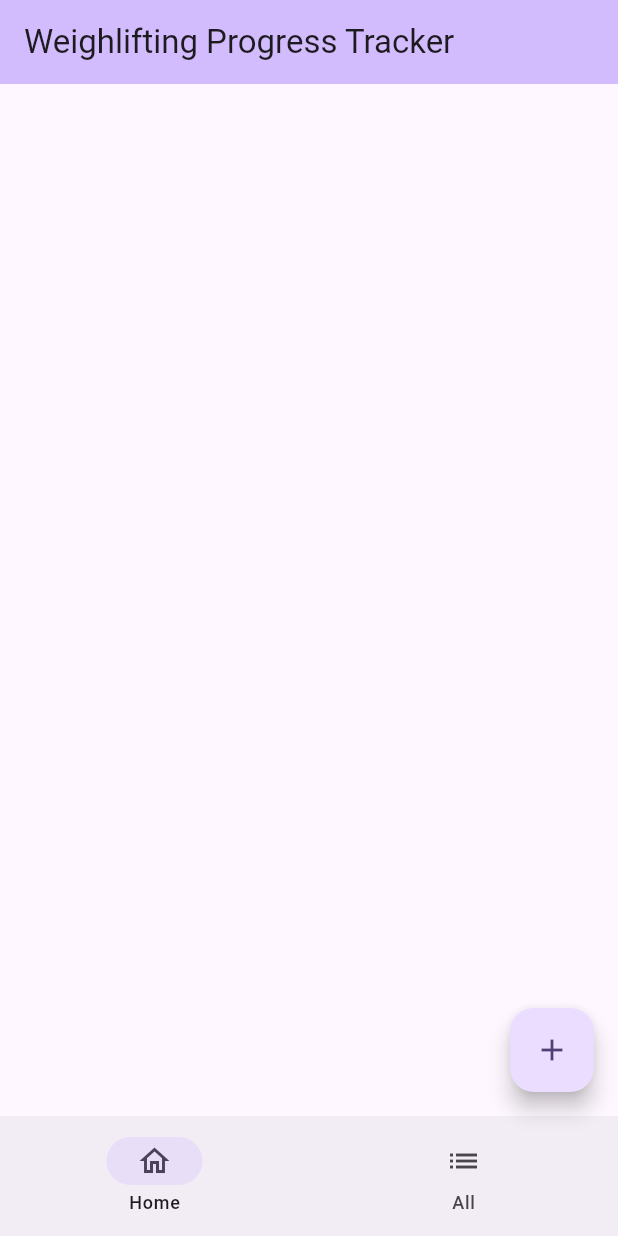
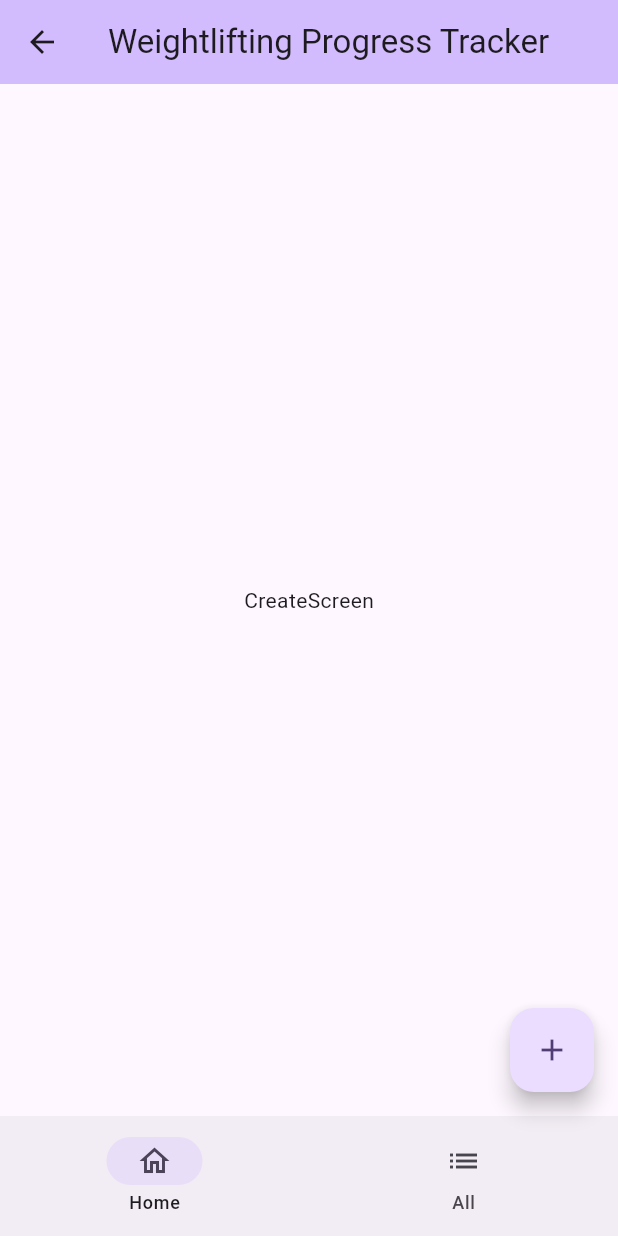
Before and after one commit to althomi3/flutterWeighliftingJournal, a Flutter app: the screen it shows after launch, after a tap on the "add" icon, on a phone screen of 412 x 824 dp. Run offline on Flutter 3.47's test engine with Material 3 defaults, Android fonts, the phone set to English and light mode, and no system bars; our stand-ins replace get.

Commit message:
adds nav bar, floatingIndicatorButton and navigation with named paths with GetX

```diff
--- a/src/lib/main.dart
+++ b/src/lib/main.dart
@@ -1,5 +1,9 @@
 import 'package:flutter/material.dart';
+import 'package:src/widgets/create_screen.dart';
+import 'package:src/widgets/view_screen.dart';
 import 'widgets/home_screen.dart';
+import 'package:get/get.dart';
+
 
 //------------------------------------------
 
@@ -14,12 +18,18 @@ class MyApp extends StatelessWidget {
 // ROOT
   @override
   Widget build(BuildContext context) {
-    return MaterialApp(
+    return GetMaterialApp(
+      initialRoute: "/",
+      getPages: [
+        GetPage(name: "/", page: () => HomeScreen()),
+        GetPage(name: "/create", page: () => CreateScreen()),
+        GetPage(name: "/all", page: () => ViewScreen()),
+
+      ],
       title: 'Flutter Demo', // sets title
       theme: ThemeData(
         colorScheme: ColorScheme.fromSeed(seedColor: Colors.deepPurple), // defines theme
       ),
-      home: const HomeScreen(title: 'Weighlifting Progress Tracker'), // sets title prop of HomeScreen widget
     );
   }
 }
--- a/src/lib/widgets/create_screen.dart
+++ b/src/lib/widgets/create_screen.dart
@@ -1,9 +1,19 @@
 import 'package:flutter/material.dart';
+import 'layout.dart';
 
-class CreateScreen extends StatelessWidget{
+
+class CreateScreen extends StatelessWidget {
+
+  const CreateScreen({
+    super.key,
+    }); // sets key for public class HomeScreen
+
   @override
   Widget build(BuildContext context) {
-    // TODO: implement build
-    throw UnimplementedError();
+    return MainLayout(
+      body: Center(
+          child: Text('CreateScreen'),
+      ),
+    );
   }
-} // widget CreateScreen
+}
--- a/src/lib/widgets/floating_action_button.dart
+++ b/src/lib/widgets/floating_action_button.dart
@@ -1,4 +1,6 @@
 import 'package:flutter/material.dart';
+import 'package:get/get.dart';
+import 'package:src/widgets/create_screen.dart';
 
 class CustomFloatingActionButton extends StatelessWidget{
   const CustomFloatingActionButton({
@@ -12,7 +14,7 @@ class CustomFloatingActionButton extends StatelessWidget{
   @override
   Widget build(BuildContext context) {
     return FloatingActionButton(
-      onPressed: (){} ,
+      onPressed: () => Get.toNamed("/create"),
       child: icon,
       );
   }
--- a/src/lib/widgets/home_screen.dart
+++ b/src/lib/widgets/home_screen.dart
@@ -3,9 +3,9 @@ import 'package:flutter/material.dart';
 import 'create_screen.dart';
 import 'view_screen.dart';
 import 'edit_screen.dart';
+import '../widgets/layout.dart';
 
-import 'nav_bar.dart';
-import '../widgets/floating_action_button.dart';
+
 
 // HOMESCREEN
 // Stateful with state object
@@ -13,24 +13,16 @@ import '../widgets/floating_action_button.dart';
 
 class HomeScreen extends StatelessWidget {
 
-  const HomeScreen({super.key, required this.title}); // sets key for public class HomeScreen
-
-  final String title;
+  const HomeScreen({
+    super.key,
+    }); // sets key for public class HomeScreen
 
   @override
   Widget build(BuildContext context) {
-    return Scaffold(
-      appBar: AppBar(
-        backgroundColor: Theme.of(context).colorScheme.inversePrimary,
-        title: Text(title),
+    return MainLayout(
+      body: Center(
+          child: Text('HomeScreen'),
       ),
-      body: Center(
-        child: Column(
-        ),
-      ),
-      floatingActionButton:
-        CustomFloatingActionButton(icon: Icon(Icons.add)),
-      bottomNavigationBar: CustomNavigationBar(),
     );
   }
 }
--- /dev/null
+++ b/src/lib/widgets/layout.dart
@@ -0,0 +1,32 @@
+import 'package:flutter/material.dart';
+import '../widgets/floating_action_button.dart';
+import 'nav_bar.dart';
+
+
+
+class MainLayout extends StatelessWidget{
+  const MainLayout({
+    super.key,
+    required this.body,
+    this.title = const Text('Weightlifting Progress Tracker'),
+    });
+
+    final Widget body;
+    final Text title;
+
+
+
+  @override
+  Widget build(BuildContext context) {
+    return Scaffold(
+      appBar: AppBar(
+        backgroundColor: Theme.of(context).colorScheme.inversePrimary,
+        title: title,
+      ),
+      body: body,
+      floatingActionButton:
+        CustomFloatingActionButton(icon: Icon(Icons.add)),
+      bottomNavigationBar: CustomNavigationBar(),
+    );
+  }
+}
--- a/src/lib/widgets/nav_bar.dart
+++ b/src/lib/widgets/nav_bar.dart
@@ -1,25 +1,42 @@
 import 'package:flutter/material.dart';
-//import '../destinations.dart';
+import 'package:get/get.dart';
 
 
 class CustomNavigationBar extends StatelessWidget {
-  const CustomNavigationBar ({super.key});
+
+  CustomNavigationBar ({super.key
+
+  }); // constructor
+
+  //var index = 0.obs; // initiates index for navigation as a reactive var
+
 
   @override
   Widget build(BuildContext context) {
     return NavigationBar(
+
+      // defines navigation logic based on destination index
+      onDestinationSelected: (int index) { // callback returns index automatically
+        if (index == 0) { // id index of selected destination = 0, navigates to HomeScreen
+          Get.toNamed('/');
+        } else if (index == 1) { // id index of selected destination = 1, navigates to ViewScreen
+          Get.toNamed('/all');
+        }
+      },
+
       destinations: const <Widget>[
-        NavigationDestination(
+        NavigationDestination( // index 0
           selectedIcon: Icon(Icons.home_outlined),
           icon: Icon(Icons.home_outlined),
           label: 'Home',
           ),
-        NavigationDestination(
+        NavigationDestination( // index 0
           selectedIcon: Icon(Icons.list),
           icon: Icon(Icons.list),
           label: 'All',
           ),
       ],
     );
+
   }
 }
--- a/src/pubspec.yaml
+++ b/src/pubspec.yaml
@@ -34,6 +34,8 @@ dependencies:
   # The following adds the Cupertino Icons font to your application.
   # Use with the CupertinoIcons class for iOS style icons.
   cupertino_icons: ^1.0.8
+
+  get:
 
 dev_dependencies:
   flutter_test:
```
Also changed, not shown: src/lib/widgets/edit_screen.dart (+14 -4 lines), src/lib/widgets/view_screen.dart (+14 -4 lines), src/pubspec.lock.
